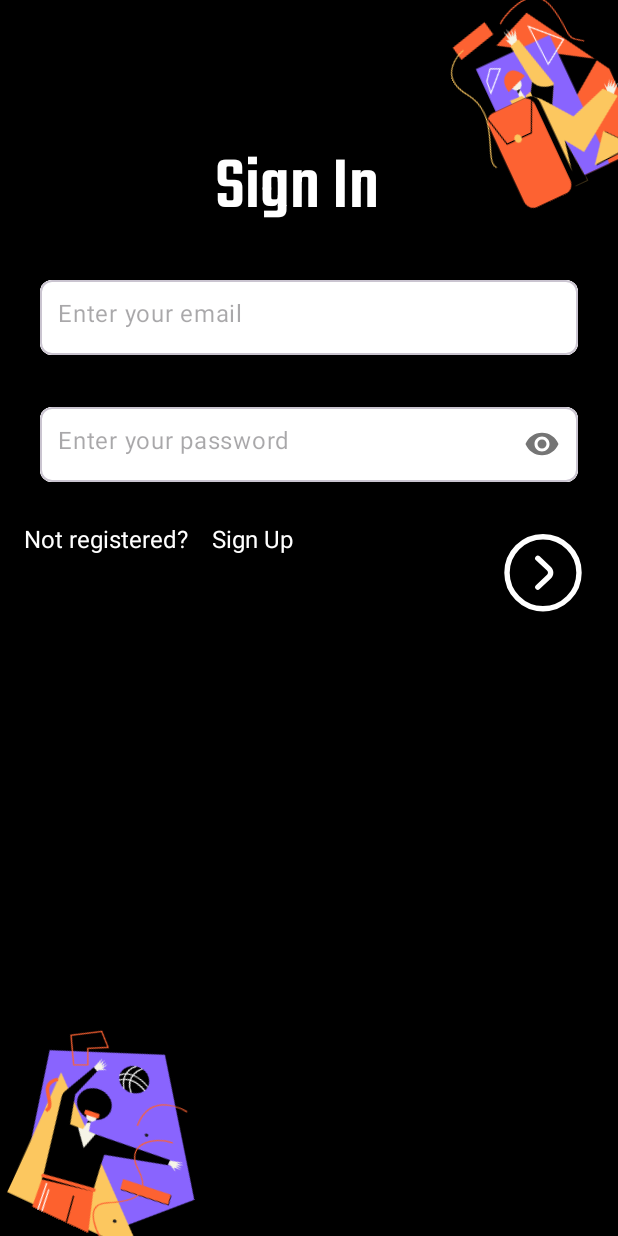
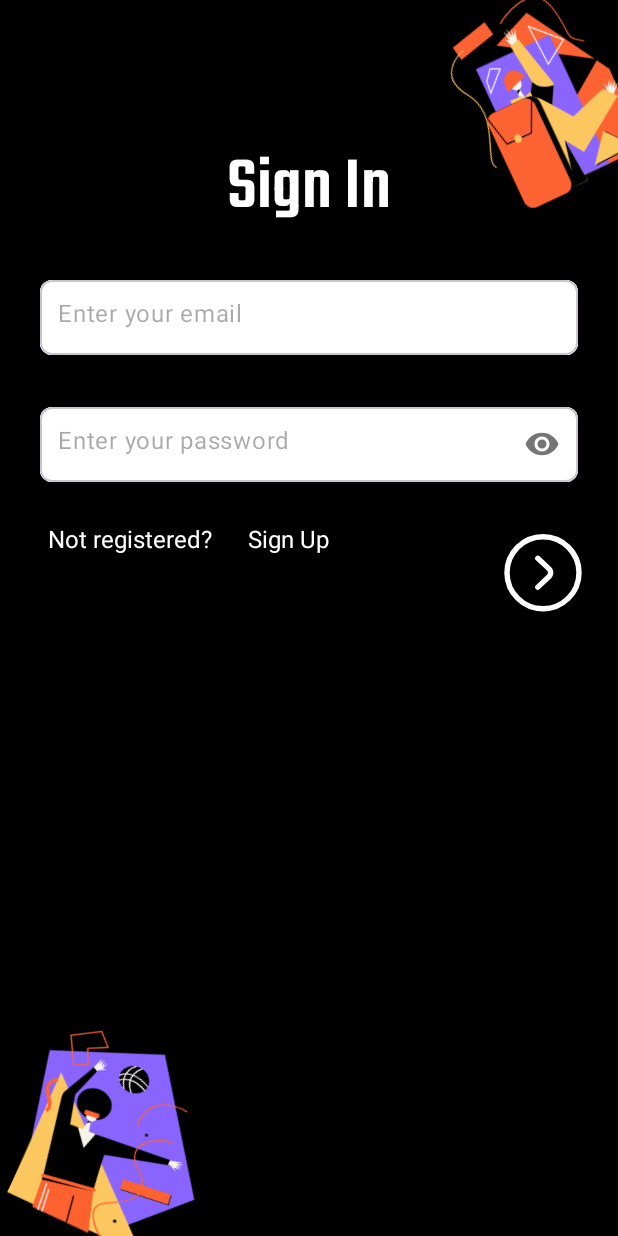
Before and after one commit to Vlazzzz/ToDoApp-ANDROID, an Android app: the screen it shows after launch (MainActivity), on a phone screen of 412 x 824 dp. Run offline under Robolectric (Android 15) with nearby library versions, the phone set to English and light mode, and no system bars; our stand-ins replace Firebase (no records; nobody signed in at launch, a user with empty details on screens opened directly).

Commit message:
update UI for sign in/up

```diff
--- a/ToDoApp2/app/src/main/res/layout/fragment_sign_in.xml
+++ b/ToDoApp2/app/src/main/res/layout/fragment_sign_in.xml
@@ -18,9 +18,8 @@
         android:textSize="50dp"
         app:layout_constraintBottom_toTopOf="@+id/cardView1"
         app:layout_constraintEnd_toEndOf="@+id/cardView1"
-        app:layout_constraintStart_toStartOf="parent"
-        />
-
+        app:layout_constraintHorizontal_bias="0.531"
+        app:layout_constraintStart_toStartOf="parent" />
 
     <ImageView
         android:id="@+id/imageView"
@@ -142,11 +141,11 @@
         android:id="@+id/textview32"
         android:layout_width="wrap_content"
         android:layout_height="wrap_content"
+        android:layout_marginStart="32dp"
         android:layout_marginTop="12dp"
         android:text="Not registered?"
         android:textColor="@color/white"
         android:textSize="16sp"
-        android:layout_marginLeft="16dp"
         app:layout_constraintStart_toStartOf="parent"
         app:layout_constraintTop_toBottomOf="@+id/cardView2" />
 
@@ -154,13 +153,13 @@
         android:id="@+id/btnSignUpRedirect"
         android:layout_width="wrap_content"
         android:layout_height="wrap_content"
+        android:layout_marginStart="8dp"
         android:text="    Sign Up"
         android:textColor="@color/white"
+
         android:textSize="16sp"
-
         app:layout_constraintStart_toEndOf="@+id/textview32"
         app:layout_constraintTop_toTopOf="@+id/textview32" />
-
 
 
     <androidx.constraintlayout.widget.Guideline
--- a/ToDoApp2/app/src/main/res/layout/fragment_sign_up.xml
+++ b/ToDoApp2/app/src/main/res/layout/fragment_sign_up.xml
@@ -19,8 +19,8 @@
         android:textSize="50dp"
         app:layout_constraintBottom_toTopOf="@+id/cardView1"
         app:layout_constraintEnd_toEndOf="@+id/cardView1"
+        app:layout_constraintHorizontal_bias="0.554"
         app:layout_constraintStart_toStartOf="parent" />
-
 
     <ImageView
         android:id="@+id/imageView"
```
